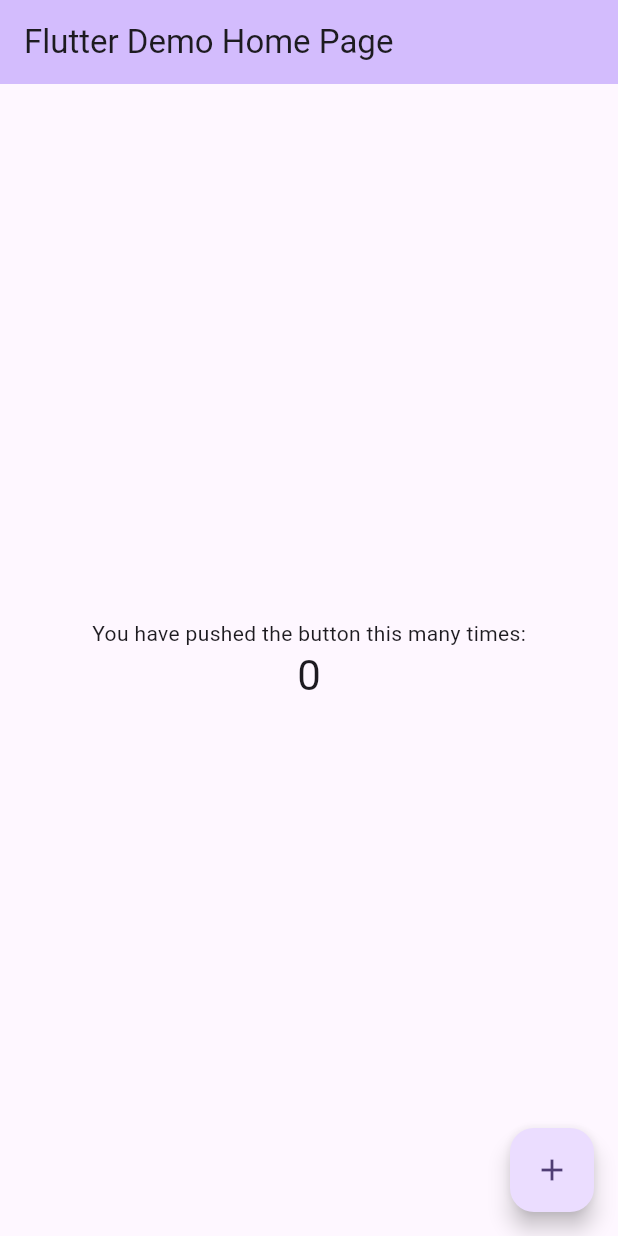
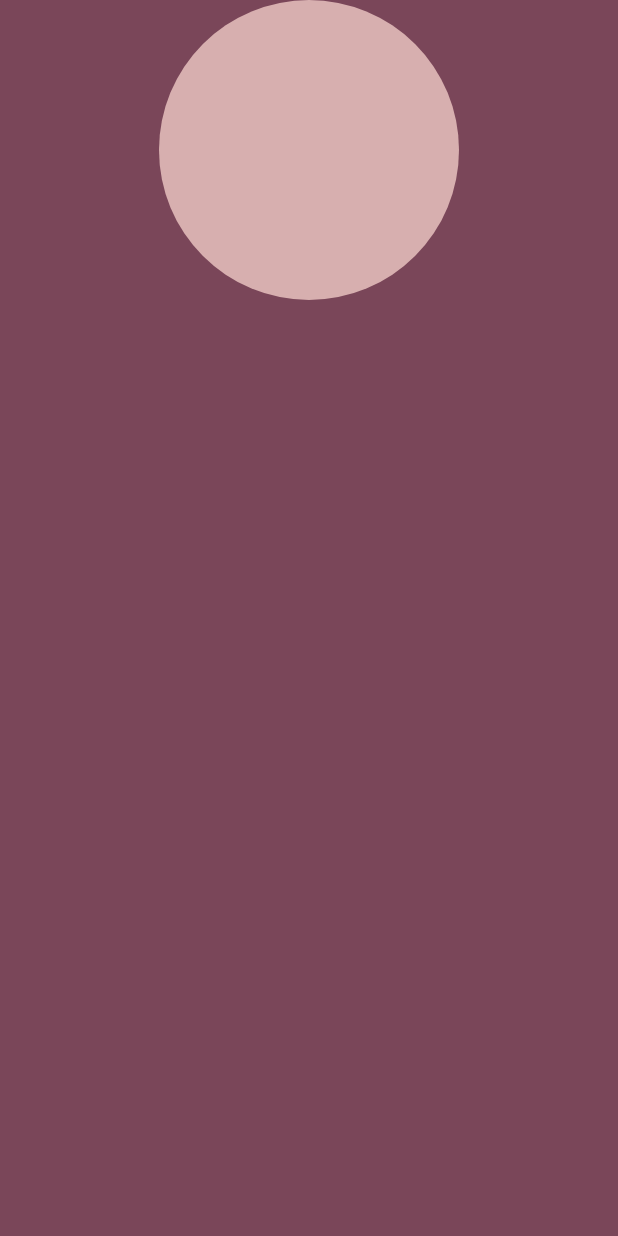
Before and after one commit to mariareyes04/myappsis22, a Flutter app: the screen it shows after launch, on a phone screen of 412 x 824 dp. Run offline on Flutter 3.47's test engine with Material 2 defaults, Android fonts, the phone set to English and light mode, and no system bars.

Commit message:
Incluyendo color

```diff
--- a/lib/main.dart
+++ b/lib/main.dart
@@ -1,125 +1,17 @@
 import 'package:flutter/material.dart';
+import 'package:myappsis22/src/app.dart';
 
-void main() {
-  runApp(const MyApp());
-}
+void main() => runApp(const MyApp());
 
 class MyApp extends StatelessWidget {
   const MyApp({super.key});
 
-  // This widget is the root of your application.
   @override
   Widget build(BuildContext context) {
     return MaterialApp(
-      title: 'Flutter Demo',
-      theme: ThemeData(
-        // This is the theme of your application.
-        //
-        // TRY THIS: Try running your application with "flutter run". You'll see
-        // the application has a blue toolbar. Then, without quitting the app,
-        // try changing the seedColor in the colorScheme below to Colors.green
-        // and then invoke "hot reload" (save your changes or press the "hot
-        // reload" button in a Flutter-supported IDE, or press "r" if you used
-        // the command line to start the app).
-        //
-        // Notice that the counter didn't reset back to zero; the application
-        // state is not lost during the reload. To reset the state, use hot
-        // restart instead.
-        //
-        // This works for code too, not just values: Most code changes can be
-        // tested with just a hot reload.
-        colorScheme: ColorScheme.fromSeed(seedColor: Colors.deepPurple),
-        useMaterial3: true,
-      ),
-      home: const MyHomePage(title: 'Flutter Demo Home Page'),
+      debugShowCheckedModeBanner: false,
+      title: 'App Login',
+      home: MyAppForm(),
     );
   }
 }
-
-class MyHomePage extends StatefulWidget {
-  const MyHomePage({super.key, required this.title});
-
-  // This widget is the home page of your application. It is stateful, meaning
-  // that it has a State object (defined below) that contains fields that affect
-  // how it looks.
-
-  // This class is the configuration for the state. It holds the values (in this
-  // case the title) provided by the parent (in this case the App widget) and
-  // used by the build method of the State. Fields in a Widget subclass are
-  // always marked "final".
-
-  final String title;
-
-  @override
-  State<MyHomePage> createState() => _MyHomePageState();
-}
-
-class _MyHomePageState extends State<MyHomePage> {
-  int _counter = 0;
-
-  void _incrementCounter() {
-    setState(() {
-      // This call to setState tells the Flutter framework that something has
-      // changed in this State, which causes it to rerun the build method below
-      // so that the display can reflect the updated values. If we changed
-      // _counter without calling setState(), then the build method would not be
-      // called again, and so nothing would appear to happen.
-      _counter++;
-    });
-  }
-
-  @override
-  Widget build(BuildContext context) {
-    // This method is rerun every time setState is called, for instance as done
-    // by the _incrementCounter method above.
-    //
-    // The Flutter framework has been optimized to make rerunning build methods
-    // fast, so that you can just rebuild anything that needs updating rather
-    // than having to individually change instances of widgets.
-    return Scaffold(
-      appBar: AppBar(
-        // TRY THIS: Try changing the color here to a specific color (to
-        // Colors.amber, perhaps?) and trigger a hot reload to see the AppBar
-        // change color while the other colors stay the same.
-        backgroundColor: Theme.of(context).colorScheme.inversePrimary,
-        // Here we take the value from the MyHomePage object that was created by
-        // the App.build method, and use it to set our appbar title.
-        title: Text(widget.title),
-      ),
-      body: Center(
-        // Center is a layout widget. It takes a single child and positions it
-        // in the middle of the parent.
-        child: Column(
-          // Column is also a layout widget. It takes a list of children and
-          // arranges them vertically. By default, it sizes itself to fit its
-          // children horizontally, and tries to be as tall as its parent.
-          //
-          // Column has various properties to control how it sizes itself and
-          // how it positions its children. Here we use mainAxisAlignment to
-          // center the children vertically; the main axis here is the vertical
-          // axis because Columns are vertical (the cross axis would be
-          // horizontal).
-          //
-          // TRY THIS: Invoke "debug painting" (choose the "Toggle Debug Paint"
-          // action in the IDE, or press "p" in the console), to see the
-          // wireframe for each widget.
-          mainAxisAlignment: MainAxisAlignment.center,
-          children: <Widget>[
-            const Text(
-              'You have pushed the button this many times:',
-            ),
-            Text(
-              '$_counter',
-              style: Theme.of(context).textTheme.headlineMedium,
-            ),
-          ],
-        ),
-      ),
-      floatingActionButton: FloatingActionButton(
-        onPressed: _incrementCounter,
-        tooltip: 'Increment',
-        child: const Icon(Icons.add),
-      ), // This trailing comma makes auto-formatting nicer for build methods.
-    );
-  }
-}
--- /dev/null
+++ b/lib/src/app.dart
@@ -0,0 +1,25 @@
+import 'package:flutter/material.dart';
+
+class MyAppForm extends StatefulWidget {
+  const MyAppForm({super.key});
+
+  @override
+  State<MyAppForm> createState() => _MyAppFormState();
+}
+
+class _MyAppFormState extends State<MyAppForm> {
+  @override
+  Widget build(BuildContext context) {
+    return Scaffold(
+      backgroundColor: Color.fromARGB(255, 122, 70, 89),
+      body: ListView(
+        children: <Widget>[
+          CircleAvatar(
+            radius: 100.0,
+            backgroundColor: const Color.fromARGB(255, 215, 175, 175),
+          )
+        ],
+      ),
+    );
+  }
+}
```
